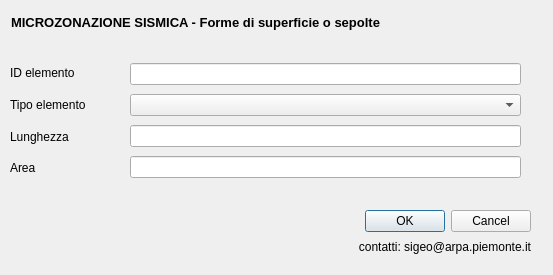
First picture: the form in MS1/form/forme.ui, repository ivn888/mzs, before the edit.
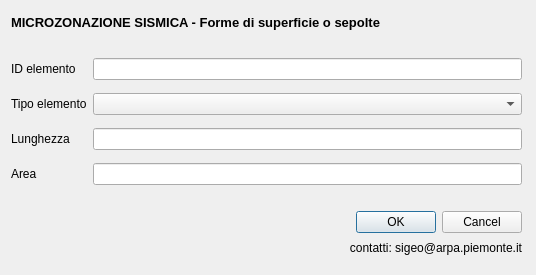
Second picture: the form after the edit. Icons and pictures are not drawn.

Diff of the .ui file:
```diff
--- a/MS1/form/forme.ui
+++ b/MS1/form/forme.ui
@@ -6,10 +6,16 @@
    <rect>
     <x>0</x>
     <y>0</y>
-    <width>553</width>
+    <width>536</width>
     <height>275</height>
    </rect>
   </property>
+  <property name="minimumSize">
+   <size>
+    <width>536</width>
+    <height>275</height>
+   </size>
+  </property>
   <property name="font">
    <font>
     <family>Arial</family>
@@ -23,7 +29,7 @@
     <rect>
      <x>11</x>
      <y>11</y>
-     <width>531</width>
+     <width>511</width>
      <height>22</height>
     </rect>
    </property>
@@ -57,129 +63,17 @@
     </item>
    </layout>
   </widget>
-  <widget class="QWidget" name="">
+  <widget class="QWidget" name="layoutWidget">
    <property name="geometry">
     <rect>
-     <x>130</x>
-     <y>60</y>
-     <width>391</width>
-     <height>121</height>
+     <x>11</x>
+     <y>211</y>
+     <width>511</width>
+     <height>45</height>
     </rect>
    </property>
-   <layout class="QVBoxLayout" name="verticalLayout">
-    <item>
-     <widget class="QLineEdit" name="id_f">
-      <property name="toolTip">
-       <string extracomment="pippo"/>
-      </property>
-      <property name="whatsThis">
-       <string/>
-      </property>
-     </widget>
-    </item>
-    <item>
-     <widget class="QComboBox" name="tipo_f"/>
-    </item>
-    <item>
-     <widget class="QLineEdit" name="shape_leng">
-      <property name="toolTip">
-       <string extracomment="pippo"/>
-      </property>
-      <property name="whatsThis">
-       <string/>
-      </property>
-     </widget>
-    </item>
-    <item>
-     <widget class="QLineEdit" name="shape_area">
-      <property name="toolTip">
-       <string extracomment="pippo"/>
-      </property>
-      <property name="whatsThis">
-       <string/>
-      </property>
-     </widget>
-    </item>
-   </layout>
-  </widget>
-  <widget class="QWidget" name="">
-   <property name="geometry">
-    <rect>
-     <x>10</x>
-     <y>60</y>
-     <width>89</width>
-     <height>121</height>
-    </rect>
-   </property>
-   <layout class="QVBoxLayout" name="verticalLayout_2">
-    <item>
-     <widget class="QLabel" name="label_3">
-      <property name="toolTip">
-       <string/>
-      </property>
-      <property name="statusTip">
-       <string/>
-      </property>
-      <property name="whatsThis">
-       <string/>
-      </property>
-      <property name="text">
-       <string>ID elemento</string>
-      </property>
-     </widget>
-    </item>
-    <item>
-     <widget class="QLabel" name="label">
-      <property name="text">
-       <string>Tipo elemento</string>
-      </property>
-     </widget>
-    </item>
-    <item>
-     <widget class="QLabel" name="label_5">
-      <property name="toolTip">
-       <string/>
-      </property>
-      <property name="statusTip">
-       <string/>
-      </property>
-      <property name="whatsThis">
-       <string/>
-      </property>
-      <property name="text">
-       <string>Lunghezza</string>
-      </property>
-     </widget>
-    </item>
-    <item>
-     <widget class="QLabel" name="label_7">
-      <property name="toolTip">
-       <string/>
-      </property>
-      <property name="statusTip">
-       <string/>
-      </property>
-      <property name="whatsThis">
-       <string/>
-      </property>
-      <property name="text">
-       <string>Area</string>
-      </property>
-     </widget>
-    </item>
-   </layout>
-  </widget>
-  <widget class="QWidget" name="">
-   <property name="geometry">
-    <rect>
-     <x>10</x>
-     <y>210</y>
-     <width>251</width>
-     <height>41</height>
-    </rect>
-   </property>
-   <layout class="QHBoxLayout" name="horizontalLayout_2">
-    <item>
+   <layout class="QGridLayout" name="gridLayout">
+    <item row="0" column="0" rowspan="2">
      <widget class="QLabel" name="label_10">
       <property name="text">
        <string/>
@@ -189,7 +83,7 @@
       </property>
      </widget>
     </item>
-    <item>
+    <item row="0" column="1" rowspan="2">
      <widget class="QLabel" name="label_16">
       <property name="text">
        <string/>
@@ -199,19 +93,7 @@
       </property>
      </widget>
     </item>
-   </layout>
-  </widget>
-  <widget class="QWidget" name="">
-   <property name="geometry">
-    <rect>
-     <x>310</x>
-     <y>210</y>
-     <width>221</width>
-     <height>46</height>
-    </rect>
-   </property>
-   <layout class="QVBoxLayout" name="verticalLayout_3">
-    <item>
+    <item row="0" column="2">
      <widget class="QDialogButtonBox" name="buttonBox">
       <property name="orientation">
        <enum>Qt::Horizontal</enum>
@@ -221,7 +103,7 @@
       </property>
      </widget>
     </item>
-    <item>
+    <item row="1" column="2">
      <widget class="QLabel" name="label_17">
       <property name="text">
        <string>contatti: sigeo@arpa.piemonte.it</string>
@@ -233,8 +115,106 @@
     </item>
    </layout>
   </widget>
-  <zorder>id_f</zorder>
-  <zorder>label_3</zorder>
+  <widget class="QWidget" name="layoutWidget">
+   <property name="geometry">
+    <rect>
+     <x>11</x>
+     <y>51</y>
+     <width>511</width>
+     <height>141</height>
+    </rect>
+   </property>
+   <layout class="QGridLayout" name="gridLayout_2">
+    <item row="0" column="0">
+     <widget class="QLabel" name="label_3">
+      <property name="toolTip">
+       <string/>
+      </property>
+      <property name="statusTip">
+       <string/>
+      </property>
+      <property name="whatsThis">
+       <string/>
+      </property>
+      <property name="text">
+       <string>ID elemento</string>
+      </property>
+     </widget>
+    </item>
+    <item row="0" column="1">
+     <widget class="QLineEdit" name="id_f">
+      <property name="toolTip">
+       <string extracomment="pippo"/>
+      </property>
+      <property name="whatsThis">
+       <string/>
+      </property>
+     </widget>
+    </item>
+    <item row="1" column="0">
+     <widget class="QLabel" name="label">
+      <property name="text">
+       <string>Tipo elemento</string>
+      </property>
+     </widget>
+    </item>
+    <item row="1" column="1">
+     <widget class="QComboBox" name="tipo_f"/>
+    </item>
+    <item row="2" column="0">
+     <widget class="QLabel" name="label_5">
+      <property name="toolTip">
+       <string/>
+      </property>
+      <property name="statusTip">
+       <string/>
+      </property>
+      <property name="whatsThis">
+       <string/>
+      </property>
+      <property name="text">
+       <string>Lunghezza</string>
+      </property>
+     </widget>
+    </item>
+    <item row="2" column="1">
+     <widget class="QLineEdit" name="shape_leng">
+      <property name="toolTip">
+       <string extracomment="pippo"/>
+      </property>
+      <property name="whatsThis">
+       <string/>
+      </property>
+     </widget>
+    </item>
+    <item row="3" column="0">
+     <widget class="QLabel" name="label_7">
+      <property name="toolTip">
+       <string/>
+      </property>
+      <property name="statusTip">
+       <string/>
+      </property>
+      <property name="whatsThis">
+       <string/>
+      </property>
+      <property name="text">
+       <string>Area</string>
+      </property>
+     </widget>
+    </item>
+    <item row="3" column="1">
+     <widget class="QLineEdit" name="shape_area">
+      <property name="toolTip">
+       <string extracomment="pippo"/>
+      </property>
+      <property name="whatsThis">
+       <string/>
+      </property>
+     </widget>
+    </item>
+   </layout>
+  </widget>
   <zorder>layoutWidget</zorder>
   <zorder>buttonBox</zorder>
   <zorder>label_10</zorder>
```
Left out of the diff: 12 changed lines with no effect on the pictures.
